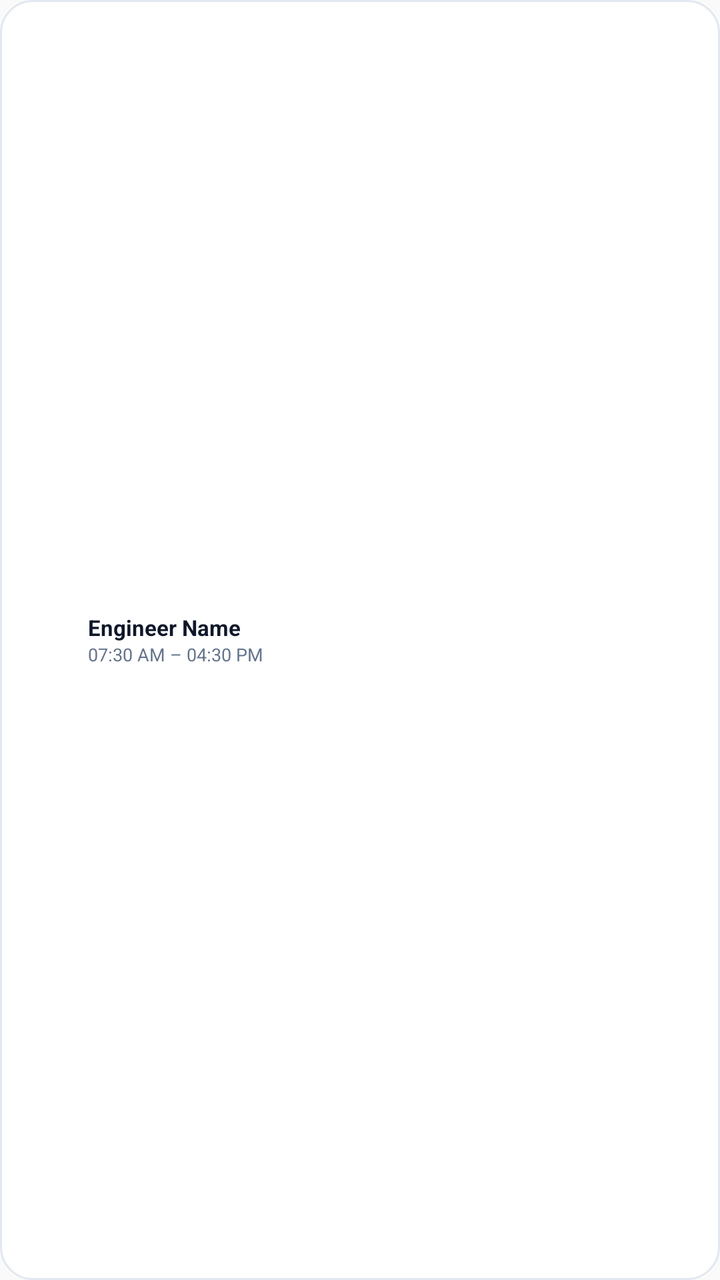
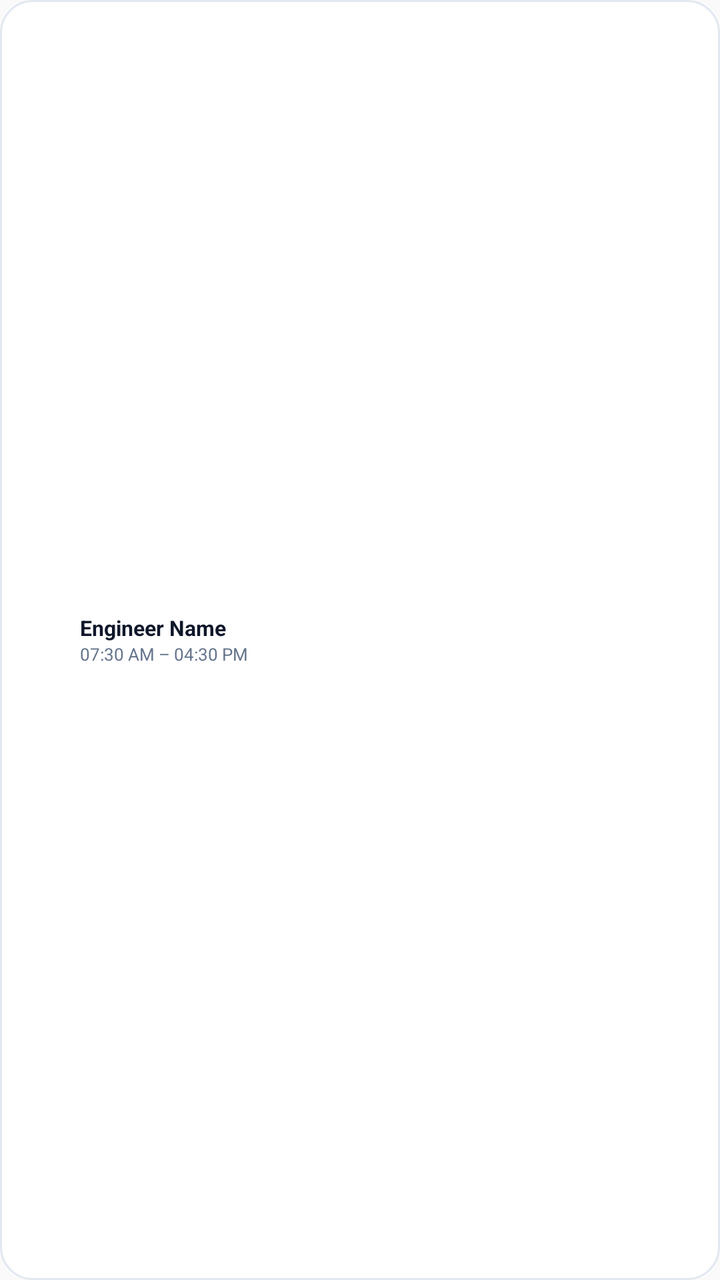

Compare the two renders of this Android layout. The source of the first and the diff that turns it into the second are given below.
<!-- AndroidManifest.xml: application theme Theme.RosterX -->
<!-- res/layout/item_widget_shift.xml -->
<?xml version="1.0" encoding="utf-8"?>
<LinearLayout xmlns:android="http://schemas.android.com/apk/res/android"
    android:id="@+id/item_widget_root"
    android:layout_width="match_parent"
    android:layout_height="wrap_content"
    android:background="@drawable/widget_inner_card"
    android:gravity="center_vertical"
    android:orientation="horizontal"
    android:paddingLeft="8dp"
    android:paddingTop="5dp"
    android:paddingRight="8dp"
    android:paddingBottom="5dp">

    
    <FrameLayout
        android:layout_width="28dp"
        android:layout_height="28dp">

        <ImageView
            android:id="@+id/item_badge_bg"
            android:layout_width="match_parent"
            android:layout_height="match_parent"
            android:scaleType="fitXY"
            android:src="@drawable/widget_shift_squircle" />

        <TextView
            android:id="@+id/item_badge_code"
            android:layout_width="match_parent"
            android:layout_height="match_parent"
            android:fontFamily="sans-serif-black"
            android:gravity="center"
            android:text="FS"
            android:textColor="#FFFFFF"
            android:textSize="11sp"
            android:textStyle="bold" />
    </FrameLayout>

    
    <LinearLayout
        android:layout_width="0dp"
        android:layout_height="wrap_content"
        android:layout_marginStart="8dp"
        android:layout_weight="1"
        android:orientation="vertical">

        <TextView
            android:id="@+id/item_engineer_name"
            android:layout_width="match_parent"
            android:layout_height="wrap_content"
            android:ellipsize="end"
            android:fontFamily="sans-serif-bold"
            android:maxLines="1"
            android:singleLine="true"
            android:text="Engineer Name"
            android:textColor="@color/widget_text_main"
            android:textSize="11sp"
            android:textStyle="bold" />

        <TextView
            android:id="@+id/item_shift_timing"
            android:layout_width="match_parent"
            android:layout_height="wrap_content"
            android:ellipsize="end"
            android:fontFamily="sans-serif"
            android:maxLines="1"
            android:singleLine="true"
            android:text="07:30 AM – 04:30 PM"
            android:textColor="@color/widget_text_muted"
            android:textSize="9sp" />
    </LinearLayout>

    
    <TextView
        android:id="@+id/item_active_pill"
        android:layout_width="wrap_content"
        android:layout_height="wrap_content"
        android:background="@drawable/widget_pill_timer"
        android:fontFamily="sans-serif-black"
        android:paddingLeft="5dp"
        android:paddingTop="2dp"
        android:paddingRight="5dp"
        android:paddingBottom="2dp"
        android:text="ACTIVE"
        android:textColor="#059669"
        android:textSize="8sp"
        android:textStyle="bold"
        android:visibility="gone" />

</LinearLayout>
<!-- resources referenced by this layout -->
<resources>
  <color name="widget_text_main">#FF0F172A</color>
  <color name="widget_text_muted">#FF64748B</color>
  <!-- drawable widget_inner_card (drawable) -->
  <?xml version="1.0" encoding="utf-8"?>
  <shape xmlns:android="http://schemas.android.com/apk/res/android"
      android:shape="rectangle">
      <corners android:radius="16dp" />
      <solid android:color="@color/widget_inner_surface" />
      <stroke
          android:width="1dp"
          android:color="@color/widget_inner_border" />
      <padding
          android:bottom="8dp"
          android:left="10dp"
          android:right="10dp"
          android:top="8dp" />
  </shape>
  <!-- drawable widget_pill_timer (drawable) -->
  <?xml version="1.0" encoding="utf-8"?>
  <shape xmlns:android="http://schemas.android.com/apk/res/android"
      android:shape="rectangle">
      <corners android:radius="12dp" />
      <solid android:color="@color/widget_timer_bg" />
      <stroke
          android:width="1dp"
          android:color="@color/widget_timer_border" />
      <padding
          android:bottom="5dp"
          android:left="9dp"
          android:right="9dp"
          android:top="5dp" />
  </shape>
  <!-- drawable widget_shift_squircle (drawable) -->
  <?xml version="1.0" encoding="utf-8"?>
  <shape xmlns:android="http://schemas.android.com/apk/res/android"
      android:shape="rectangle">
      <corners android:radius="12dp" />
      <solid android:color="#FFFFFF" />
  </shape>
  <style name="Theme.RosterX" parent="android:Theme.Material.Light.NoActionBar">
          
      </style>
  <color name="widget_inner_surface">#FFFFFFFF</color>
  <color name="widget_inner_border">#FFE2E8F0</color>
  <color name="widget_timer_bg">#FFE0F2FE</color>
  <color name="widget_timer_border">#FF7DD3FC</color>
</resources>

<!-- the commit's change to res/layout/item_widget_shift.xml (unified diff, before → after) -->
@@ -7,14 +7,14 @@
     android:gravity="center_vertical"
     android:orientation="horizontal"
     android:paddingLeft="8dp"
-    android:paddingTop="5dp"
+    android:paddingTop="3dp"
     android:paddingRight="8dp"
-    android:paddingBottom="5dp">
+    android:paddingBottom="3dp">
 
     
     <FrameLayout
-        android:layout_width="28dp"
-        android:layout_height="28dp">
+        android:layout_width="24dp"
+        android:layout_height="24dp">
 
         <ImageView
             android:id="@+id/item_badge_bg"
@@ -31,7 +31,7 @@
             android:gravity="center"
             android:text="FS"
             android:textColor="#FFFFFF"
-            android:textSize="11sp"
+            android:textSize="9.5sp"
             android:textStyle="bold" />
     </FrameLayout>
 
@@ -53,7 +53,7 @@
             android:singleLine="true"
             android:text="Engineer Name"
             android:textColor="@color/widget_text_main"
-            android:textSize="11sp"
+            android:textSize="10.5sp"
             android:textStyle="bold" />
 
         <TextView
@@ -66,7 +66,7 @@
             android:singleLine="true"
             android:text="07:30 AM – 04:30 PM"
             android:textColor="@color/widget_text_muted"
-            android:textSize="9sp" />
+            android:textSize="8.5sp" />
     </LinearLayout>
 
     
@@ -77,12 +77,12 @@
         android:background="@drawable/widget_pill_timer"
         android:fontFamily="sans-serif-black"
         android:paddingLeft="5dp"
-        android:paddingTop="2dp"
+        android:paddingTop="1.5dp"
         android:paddingRight="5dp"
-        android:paddingBottom="2dp"
+        android:paddingBottom="1.5dp"
         android:text="ACTIVE"
         android:textColor="#059669"
-        android:textSize="8sp"
+        android:textSize="7.5sp"
         android:textStyle="bold"
         android:visibility="gone" />
 
